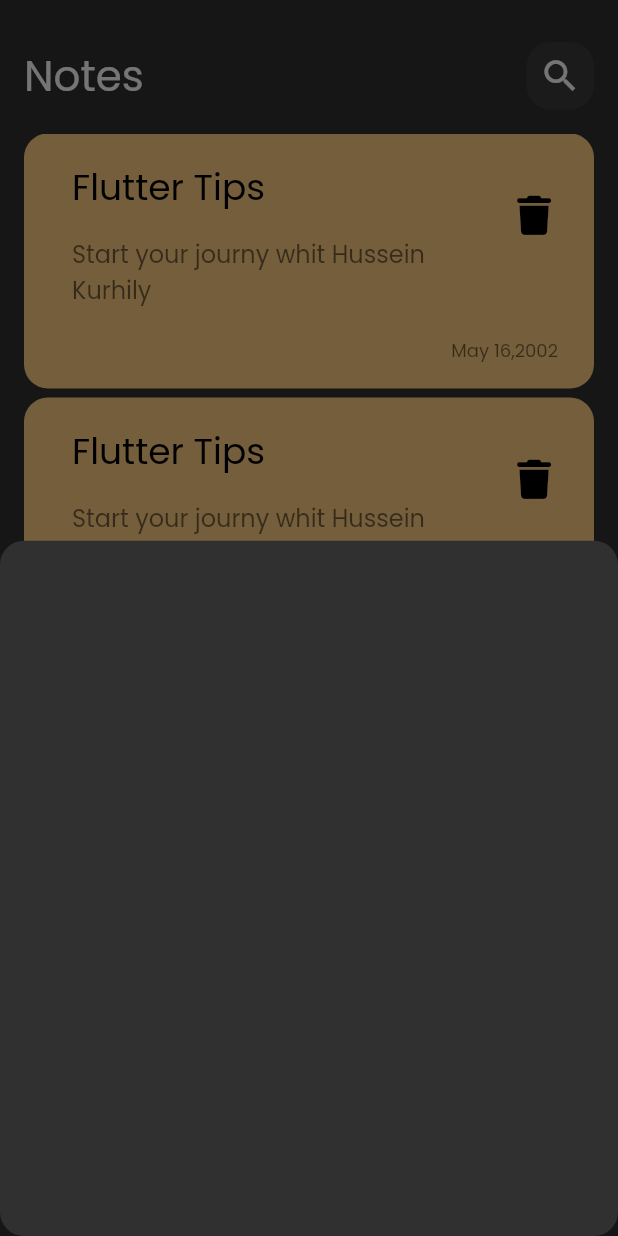
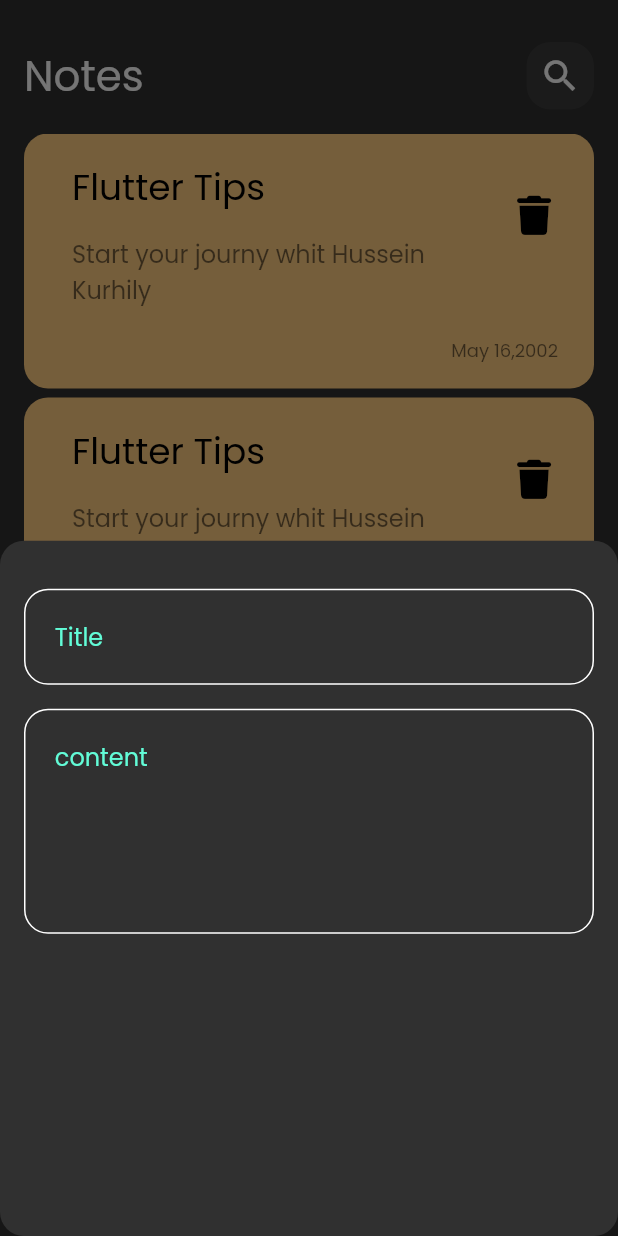
Before and after one commit to Hussein-Kurhily/Notes-App, a Flutter app: the screen it shows after launch, after a tap on the "add" icon, on a phone screen of 412 x 824 dp. Run offline on Flutter 3.47's test engine with Material 2 defaults, Android fonts, the phone set to English and light mode, and no system bars; our stand-ins replace font_awesome_flutter.

Commit message:
add fields to add note sheet and create a const primary color

```diff
--- a/lib/constant/colors.dart
+++ b/lib/constant/colors.dart
@@ -0,0 +1,3 @@
+import 'dart:ui';
+
+const kPrimaryColor =  Color(0xff62FCD7) ;
--- a/lib/views/Widgets/add_note_bottom_sheet.dart
+++ b/lib/views/Widgets/add_note_bottom_sheet.dart
@@ -1,9 +1,31 @@
 import 'package:flutter/material.dart';
+import 'package:notes/views/Widgets/custom_text_field.dart';
+
 class AddNoteBottomSheet extends StatelessWidget {
-  const AddNoteBottomSheet({Key? key}) : super(key: key);
+ const AddNoteBottomSheet({Key? key}) : super(key: key);
 
   @override
   Widget build(BuildContext context) {
-    return Container();
+    return Padding(
+      padding: const EdgeInsets.symmetric(horizontal: 16),
+      child: Column(
+        children:const [
+          SizedBox(
+            height: 32,
+          ),
+          CustomTextField(
+            hintText: '  Title',
+            maxLines: 1,
+          ),
+          SizedBox(
+            height: 16,
+          ),
+          CustomTextField(
+            hintText: '  content',
+            maxLines: 5,
+          )
+        ],
+      ),
+    ) ;
   }
 }
--- a/lib/views/Widgets/custom_note_item.dart
+++ b/lib/views/Widgets/custom_note_item.dart
@@ -25,9 +25,9 @@ class NoteItem extends StatelessWidget {
                   'Flutter Tips',
                   style: TextStyle(color: Colors.black,fontSize: 24,fontWeight: FontWeight.w500),
                 ),
-                subtitle: Padding(
-                  padding: const EdgeInsets.only(top: 14),
-                  child: const Text(
+                subtitle:const Padding(
+                  padding:  EdgeInsets.only(top: 14),
+                  child:  Text(
                     'Start your journy whit Hussein Kurhily',
                     style: TextStyle(color: Colors.black54, fontSize: 16),
                   ),
@@ -42,8 +42,8 @@ class NoteItem extends StatelessWidget {
               ),
             ),
           ),
-          Padding(
-            padding: const EdgeInsets.only(right: 24,bottom: 16),
+         const Padding(
+            padding:EdgeInsets.only(right: 24,bottom: 16),
             child: Text('May 16,2002',
               style: TextStyle(
                 fontSize: 12,
--- /dev/null
+++ b/lib/views/Widgets/custom_text_field.dart
@@ -0,0 +1,33 @@
+import 'package:flutter/material.dart';
+
+import '../../constant/colors.dart';
+
+class CustomTextField extends StatelessWidget {
+  const CustomTextField({Key? key,required this.hintText, required this.maxLines }) : super(key: key);
+  final String hintText;
+  final int maxLines ;
+  @override
+  Widget build(BuildContext context) {
+    return TextField(
+      cursorColor: kPrimaryColor,
+      cursorWidth: 1.2,
+      maxLines: maxLines,
+      decoration:InputDecoration(
+        border: buildBorder(),
+        focusedBorder: buildBorder(kPrimaryColor),
+        enabledBorder: buildBorder(Colors.white),
+        hintText: hintText,
+
+        hintStyle:const TextStyle(
+          color: kPrimaryColor,
+        ),
+      ),
+    );
+  }
+}
+OutlineInputBorder buildBorder ([color]) {
+  return OutlineInputBorder (
+  borderRadius: BorderRadius.circular(16),
+  borderSide: BorderSide(color: color ?? kPrimaryColor)
+) ;
+}
```
